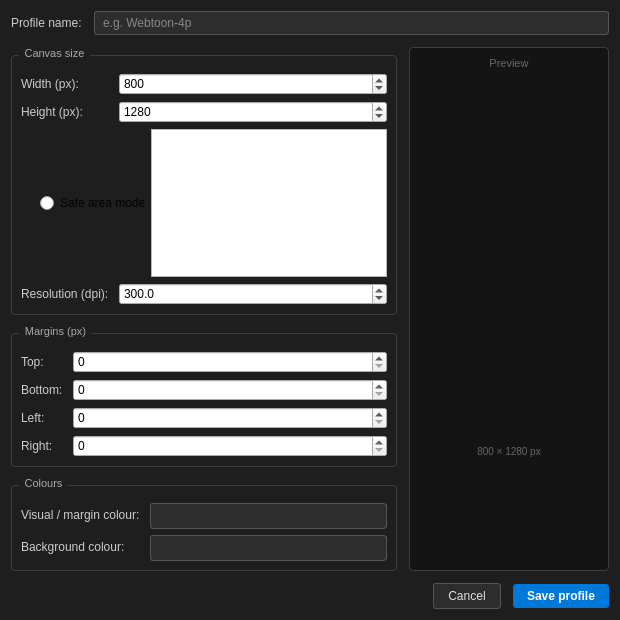
Above: widgets/canvasprofiledialog/canvasprofiledialog.ui from ShadobaDev/Platemaker-qt before the change. Below: the same form after it.
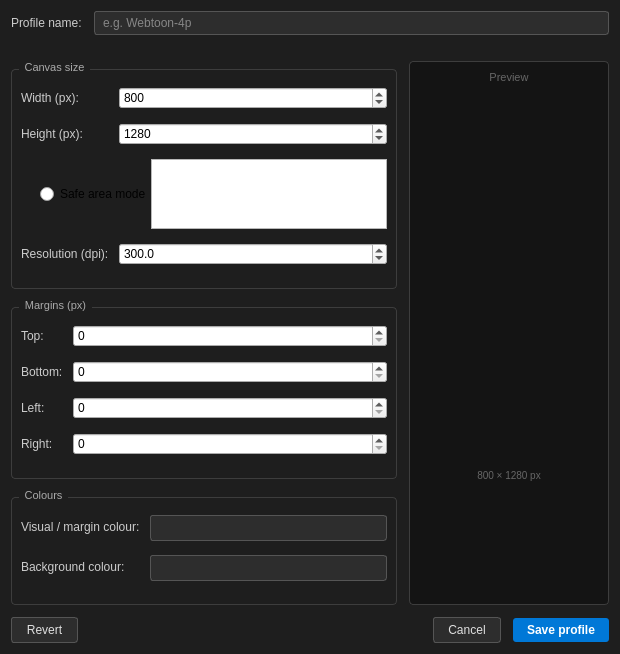
That is the form after the change.

Commit message:
feat(profiles): the profile editors show saved values and can revert
Under each field of the canvas and output profile editors that differs
from the saved profile, a "saved: …" note gives the saved value, and
Revert puts every field back after asking. SavedNotes compares what a
field shows for the edited and the saved profile. setProfile() takes a
ProfileSource, so a duplicate, not saved yet, shows neither.

Patch:
```diff
--- a/widgets/canvasprofiledialog/canvasprofiledialog.ui
+++ b/widgets/canvasprofiledialog/canvasprofiledialog.ui
@@ -36,6 +36,10 @@
     color: #cccccc;
     font-size: 12px;
 }
+QLabel[savedNote="true"] {
+    color: #808080;
+    font-size: 9px;
+}
 QLineEdit {
     background-color: #2d2d2d;
     color: #e0e0e0;
@@ -80,21 +84,31 @@
     <number>12</number>
    </property>
    <item>
-    <layout class="QHBoxLayout">
-     <item>
+    <layout class="QFormLayout" name="formLayoutName">
+     <property name="verticalSpacing">
+      <number>0</number>
+     </property>
+     <item row="0" column="0">
       <widget class="QLabel" name="labelName">
        <property name="text">
         <string>Profile name:</string>
        </property>
       </widget>
      </item>
-     <item>
+     <item row="0" column="1">
       <widget class="QLineEdit" name="lineEditName">
        <property name="placeholderText">
         <string>e.g. Webtoon-4p</string>
        </property>
       </widget>
      </item>
+     <item row="1" column="1">
+      <widget class="QLabel" name="labelSavedName">
+       <property name="savedNote" stdset="0">
+        <bool>true</bool>
+       </property>
+      </widget>
+     </item>
     </layout>
    </item>
    <item>
@@ -117,7 +131,7 @@
            <number>10</number>
           </property>
           <property name="verticalSpacing">
-           <number>6</number>
+           <number>0</number>
           </property>
           <item row="0" column="0">
            <widget class="QLabel" name="labelWidth">
@@ -139,14 +153,21 @@
             </property>
            </widget>
           </item>
-          <item row="1" column="0">
+          <item row="1" column="1">
+           <widget class="QLabel" name="labelSavedWidth">
+            <property name="savedNote" stdset="0">
+             <bool>true</bool>
+            </property>
+           </widget>
+          </item>
+          <item row="2" column="0">
            <widget class="QLabel" name="labelHeight">
             <property name="text">
              <string>Height (px):</string>
             </property>
            </widget>
           </item>
-          <item row="1" column="1">
+          <item row="2" column="1">
            <widget class="QSpinBox" name="spinBoxHeight">
             <property name="minimum">
              <number>1</number>
@@ -159,7 +180,14 @@
             </property>
            </widget>
           </item>
-          <item row="2" column="0" colspan="2">
+          <item row="3" column="1">
+           <widget class="QLabel" name="labelSavedHeight">
+            <property name="savedNote" stdset="0">
+             <bool>true</bool>
+            </property>
+           </widget>
+          </item>
+          <item row="4" column="0" colspan="2">
            <layout class="QHBoxLayout" name="horizontalLayoutSafeAreaModifier">
             <item>
              <spacer name="horizontalSpacer">
@@ -186,14 +214,21 @@
             </item>
            </layout>
           </item>
-          <item row="3" column="0">
+          <item row="5" column="1">
+           <widget class="QLabel" name="labelSavedSafeArea">
+            <property name="savedNote" stdset="0">
+             <bool>true</bool>
+            </property>
+           </widget>
+          </item>
+          <item row="6" column="0">
            <widget class="QLabel" name="labelDpi">
             <property name="text">
              <string>Resolution (dpi):</string>
             </property>
            </widget>
           </item>
-          <item row="3" column="1">
+          <item row="6" column="1">
            <widget class="QDoubleSpinBox" name="spinBoxDpi">
             <property name="toolTip">
              <string>The resolution you draw at. The template records it, so a drawing app sizes the canvas as intended. Rendering works in pixels and ignores it.</string>
@@ -212,6 +247,13 @@
             </property>
            </widget>
           </item>
+          <item row="7" column="1">
+           <widget class="QLabel" name="labelSavedDpi">
+            <property name="savedNote" stdset="0">
+             <bool>true</bool>
+            </property>
+           </widget>
+          </item>
          </layout>
         </widget>
        </item>
@@ -225,7 +267,7 @@
            <number>10</number>
           </property>
           <property name="verticalSpacing">
-           <number>6</number>
+           <number>0</number>
           </property>
           <item row="0" column="0">
            <widget class="QLabel" name="labelTop">
@@ -247,14 +289,21 @@
             </property>
            </widget>
           </item>
-          <item row="1" column="0">
+          <item row="1" column="1">
+           <widget class="QLabel" name="labelSavedMarginTop">
+            <property name="savedNote" stdset="0">
+             <bool>true</bool>
+            </property>
+           </widget>
+          </item>
+          <item row="2" column="0">
            <widget class="QLabel" name="labelBottom">
             <property name="text">
              <string>Bottom:</string>
             </property>
            </widget>
           </item>
-          <item row="1" column="1">
+          <item row="2" column="1">
            <widget class="QSpinBox" name="spinBoxMarginBottom">
             <property name="minimum">
              <number>0</number>
@@ -267,14 +316,21 @@
             </property>
            </widget>
           </item>
-          <item row="2" column="0">
+          <item row="3" column="1">
+           <widget class="QLabel" name="labelSavedMarginBottom">
+            <property name="savedNote" stdset="0">
+             <bool>true</bool>
+            </property>
+           </widget>
+          </item>
+          <item row="4" column="0">
            <widget class="QLabel" name="labelLeft">
             <property name="text">
              <string>Left:</string>
             </property>
            </widget>
           </item>
-          <item row="2" column="1">
+          <item row="4" column="1">
            <widget class="QSpinBox" name="spinBoxMarginLeft">
             <property name="minimum">
              <number>0</number>
@@ -287,14 +343,21 @@
             </property>
            </widget>
           </item>
-          <item row="3" column="0">
+          <item row="5" column="1">
+           <widget class="QLabel" name="labelSavedMarginLeft">
+            <property name="savedNote" stdset="0">
+             <bool>true</bool>
+            </property>
+           </widget>
+          </item>
+          <item row="6" column="0">
            <widget class="QLabel" name="labelRight">
             <property name="text">
              <string>Right:</string>
             </property>
            </widget>
           </item>
-          <item row="3" column="1">
+          <item row="6" column="1">
            <widget class="QSpinBox" name="spinBoxMarginRight">
             <property name="minimum">
              <number>0</number>
@@ -307,6 +370,13 @@
             </property>
            </widget>
           </item>
+          <item row="7" column="1">
+           <widget class="QLabel" name="labelSavedMarginRight">
+            <property name="savedNote" stdset="0">
+             <bool>true</bool>
+            </property>
+           </widget>
+          </item>
          </layout>
         </widget>
        </item>
@@ -320,7 +390,7 @@
            <number>10</number>
           </property>
           <property name="verticalSpacing">
-           <number>6</number>
+           <number>0</number>
           </property>
           <item row="0" column="0">
            <widget class="QLabel" name="labelVisualColour">
@@ -339,14 +409,21 @@
             </property>
            </widget>
           </item>
-          <item row="1" column="0">
+          <item row="1" column="1">
+           <widget class="QLabel" name="labelSavedVisualColour">
+            <property name="savedNote" stdset="0">
+             <bool>true</bool>
+            </property>
+           </widget>
+          </item>
+          <item row="2" column="0">
            <widget class="QLabel" name="labelBackgroundColour">
             <property name="text">
              <string>Background colour:</string>
             </property>
            </widget>
           </item>
-          <item row="1" column="1">
+          <item row="2" column="1">
            <widget class="QPushButton" name="buttonBgColour">
             <property name="toolTip">
              <string>Click to pick colour (RGBA)</string>
@@ -356,6 +433,13 @@
             </property>
            </widget>
           </item>
+          <item row="3" column="1">
+           <widget class="QLabel" name="labelSavedBgColour">
+            <property name="savedNote" stdset="0">
+             <bool>true</bool>
+            </property>
+           </widget>
+          </item>
          </layout>
         </widget>
        </item>
@@ -432,6 +516,16 @@
    </item>
    <item>
     <layout class="QHBoxLayout" name="_2">
+     <item>
+      <widget class="QPushButton" name="buttonRevert">
+       <property name="toolTip">
+        <string>Put every field back to the saved profile</string>
+       </property>
+       <property name="text">
+        <string>Revert</string>
+       </property>
+      </widget>
+     </item>
      <item>
       <spacer>
        <property name="orientation">
```
The commit also changes 10 other files.
